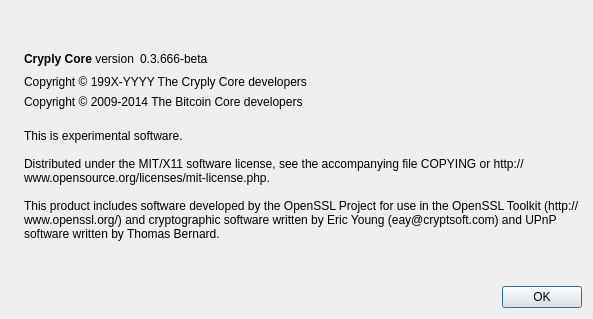
This is src/qt/forms/aboutdialog.ui in urkoin/urkoin as Qt 5 draws it before an edit. The edited form follows.
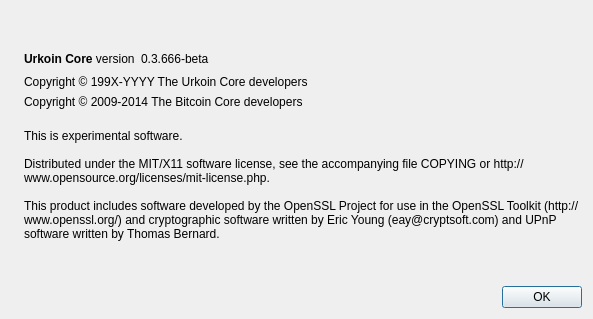
This is the edited form. Icons and pictures are not drawn.

Commit message: Urkoin Icons and Texts changes

Patch:
```diff
--- a/src/qt/forms/aboutdialog.ui
+++ b/src/qt/forms/aboutdialog.ui
@@ -50,7 +50,7 @@
           <cursorShape>IBeamCursor</cursorShape>
          </property>
          <property name="text">
-          <string>&lt;b&gt;Cryply Core&lt;/b&gt; version</string>
+          <string>&lt;b&gt;Urkoin Core&lt;/b&gt; version</string>
          </property>
          <property name="textInteractionFlags">
           <set>Qt::LinksAccessibleByMouse|Qt::TextSelectableByKeyboard|Qt::TextSelectableByMouse</set>
@@ -91,7 +91,7 @@
         <cursorShape>IBeamCursor</cursorShape>
        </property>
        <property name="text">
-        <string notr="true">Copyright &amp;copy; 199X-YYYY The Cryply Core developers</string>
+        <string notr="true">Copyright &amp;copy; 199X-YYYY The Urkoin Core developers</string>
        </property>
        <property name="textFormat">
         <enum>Qt::RichText</enum>
```
Left out of the diff: 2 changed lines with no effect on the pictures. The commit also changes 131 other files.
